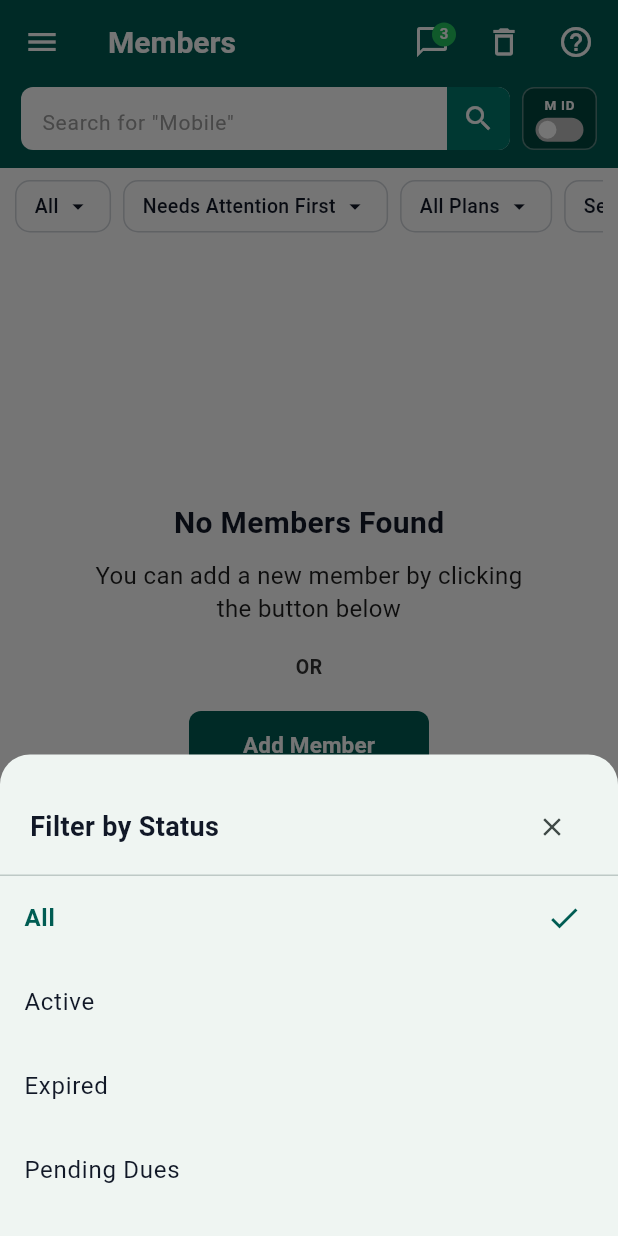
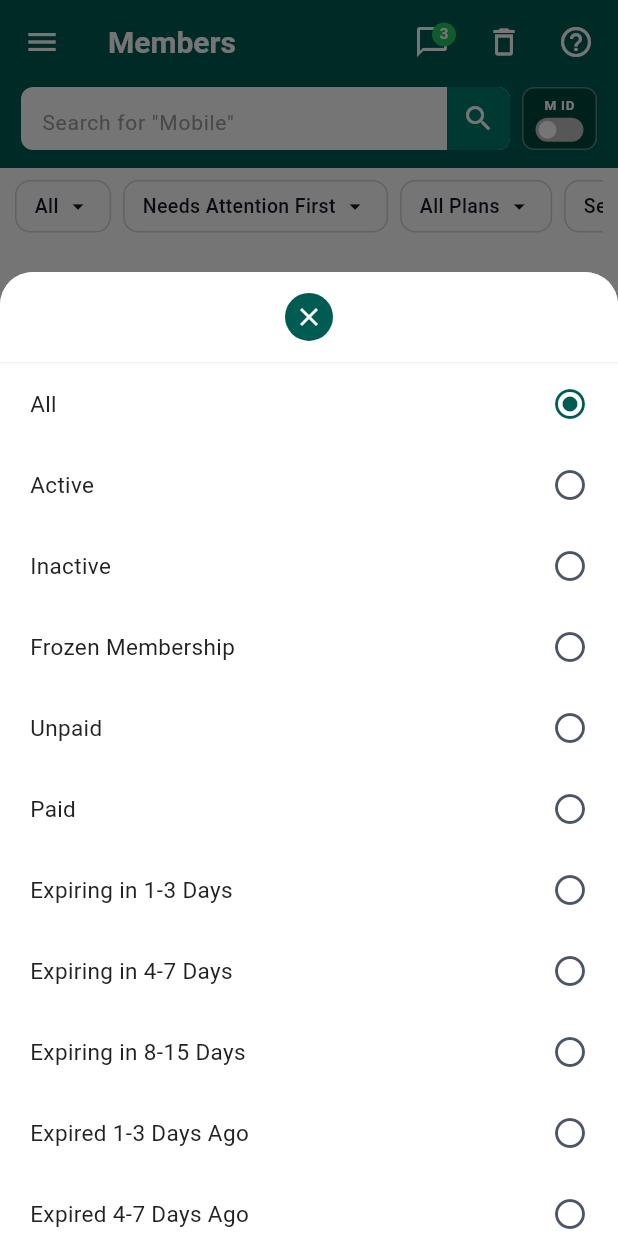
Before and after one commit to UDAYPSY/Gym-Manager, a Flutter app: the screen it shows after launch, after a tap on "All", on a phone screen of 412 x 824 dp. Run offline on Flutter 3.47's test engine with Material 3 defaults, Android fonts, the phone set to English and light mode, and no system bars.

Commit message:
feat(filters): implement exact All status filter modal with 23 options matching screenshots

```diff
--- a/lib/screens/members_screen.dart
+++ b/lib/screens/members_screen.dart
@@ -22,6 +22,32 @@ class _MembersScreenState extends State<MembersScreen> {
   String _filterAttention = 'Needs Attention First';
   String _filterPlan = 'All Plans';
   String _filterBatch = 'Select Batch';
+
+  static const List<String> statusFilterOptions = [
+    'All',
+    'Active',
+    'Inactive',
+    'Frozen Membership',
+    'Unpaid',
+    'Paid',
+    'Expiring in 1-3 Days',
+    'Expiring in 4-7 Days',
+    'Expiring in 8-15 Days',
+    'Expired 1-3 Days Ago',
+    'Expired 4-7 Days Ago',
+    'Birthday Today',
+    'Blocked',
+    'Expiring Today',
+    'Biometric Registered',
+    'PT Plan Expiring Today',
+    'PT Plan Expiring (1–3d)',
+    'PT Plan Expiring (4–7d)',
+    'PT Plan Expiring (8–15d)',
+    'Active PT Plans',
+    'Expired PT Plans',
+    'Total PT Plans',
+    'Include blocked & deleted',
+  ];
 
   @override
   void dispose() {
@@ -67,10 +93,41 @@ class _MembersScreenState extends State<MembersScreen> {
             }
           }
 
-          // Status filter
-          if (_filterStatus == 'Active' && m.status != MemberStatus.active) return false;
-          if (_filterStatus == 'Expired' && !m.isExpired) return false;
-          if (_filterStatus == 'Pending Dues' && !m.hasDues) return false;
+          // Status filter matching the 23 options
+          if (_filterStatus == 'Active' && (m.status != MemberStatus.active || m.isExpired)) return false;
+          if (_filterStatus == 'Inactive' && m.status == MemberStatus.active && !m.isExpired) return false;
+          if (_filterStatus == 'Frozen Membership' && !(m.notes?.toLowerCase().contains('frozen') ?? false)) return false;
+          if (_filterStatus == 'Unpaid' && !m.hasDues) return false;
+          if (_filterStatus == 'Paid' && (m.hasDues || m.amountPaid <= 0)) return false;
+          if (_filterStatus == 'Expiring in 1-3 Days' && (m.daysRemaining < 1 || m.daysRemaining > 3 || m.isExpired)) return false;
+          if (_filterStatus == 'Expiring in 4-7 Days' && (m.daysRemaining < 4 || m.daysRemaining > 7 || m.isExpired)) return false;
+          if (_filterStatus == 'Expiring in 8-15 Days' && (m.daysRemaining < 8 || m.daysRemaining > 15 || m.isExpired)) return false;
+          if (_filterStatus == 'Expired 1-3 Days Ago') {
+            if (!m.isExpired) return false;
+            final daysAgo = DateTime.now().difference(m.expiryDate).inDays;
+            if (daysAgo < 1 || daysAgo > 3) return false;
+          }
+          if (_filterStatus == 'Expired 4-7 Days Ago') {
+            if (!m.isExpired) return false;
+            final daysAgo = DateTime.now().difference(m.expiryDate).inDays;
+            if (daysAgo < 4 || daysAgo > 7) return false;
+          }
+          if (_filterStatus == 'Birthday Today') {
+            if (m.dob == null || m.dob!.isEmpty) return false;
+            final now = DateTime.now();
+            final todayStr = '${now.day.toString().padLeft(2, '0')}/${now.month.toString().padLeft(2, '0')}';
+            if (!m.dob!.startsWith(todayStr)) return false;
+          }
+          if (_filterStatus == 'Blocked' && m.status != MemberStatus.blocked) return false;
+          if (_filterStatus == 'Expiring Today' && (m.daysRemaining != 0 || m.isExpired)) return false;
+          if (_filterStatus == 'PT Plan Expiring Today' && (!m.planName.toLowerCase().contains('pt') || m.daysRemaining != 0 || m.isExpired)) return false;
+          if (_filterStatus == 'PT Plan Expiring (1–3d)' && (!m.planName.toLowerCase().contains('pt') || m.daysRemaining < 1 || m.daysRemaining > 3 || m.isExpired)) return false;
+          if (_filterStatus == 'PT Plan Expiring (4–7d)' && (!m.planName.toLowerCase().contains('pt') || m.daysRemaining < 4 || m.daysRemaining > 7 || m.isExpired)) return false;
+          if (_filterStatus == 'PT Plan Expiring (8–15d)' && (!m.planName.toLowerCase().contains('pt') || m.daysRemaining < 8 || m.daysRemaining > 15 || m.isExpired)) return false;
+          if (_filterStatus == 'Active PT Plans' && (!m.planName.toLowerCase().contains('pt') || m.isExpired)) return false;
+          if (_filterStatus == 'Expired PT Plans' && (!m.planName.toLowerCase().contains('pt') || !m.isExpired)) return false;
+          if (_filterStatus == 'Total PT Plans' && !m.planName.toLowerCase().contains('pt')) return false;
+          if (_filterStatus != 'Include blocked & deleted' && _filterStatus != 'Blocked' && m.status == MemberStatus.blocked) return false;
 
           // Attention filter
           if (_filterAttention == 'Expiring in 7 Days' && (m.daysRemaining > 7 || m.isExpired)) return false;
@@ -187,7 +244,7 @@ class _MembersScreenState extends State<MembersScreen> {
                                 style: const TextStyle(fontSize: 14, color: AppColors.textBlack),
                                 decoration: InputDecoration(
                                   hintText: _isMemberIdMode
-                                      ? 'Search for "Member ID"'
+                                      ? 'Search for "MembershipId"'
                                       : 'Search for "Mobile"',
                                   hintStyle: TextStyle(
                                     color: Colors.grey.shade500,
@@ -379,8 +436,7 @@ class _MembersScreenState extends State<MembersScreen> {
               onTap: () {
                 FilterBottomSheet.show(
                   context,
-                  title: 'Filter by Status',
-                  options: ['All', 'Active', 'Expired', 'Pending Dues'],
+                  options: statusFilterOptions,
                   selectedOption: _filterStatus,
                   onSelected: (val) => setState(() => _filterStatus = val),
                 );
@@ -392,7 +448,6 @@ class _MembersScreenState extends State<MembersScreen> {
               onTap: () {
                 FilterBottomSheet.show(
                   context,
-                  title: 'Attention Priority',
                   options: [
                     'Needs Attention First',
                     'Expiring in 7 Days',
@@ -410,7 +465,6 @@ class _MembersScreenState extends State<MembersScreen> {
               onTap: () {
                 FilterBottomSheet.show(
                   context,
-                  title: 'Filter by Plan',
                   options: [
                     'All Plans',
                     '1 Month Fitness',
@@ -429,7 +483,6 @@ class _MembersScreenState extends State<MembersScreen> {
               onTap: () {
                 FilterBottomSheet.show(
                   context,
-                  title: 'Filter by Batch',
                   options: ['Select Batch', 'Morning', 'Evening', 'General Day', '24/7 Access'],
                   selectedOption: _filterBatch,
                   onSelected: (val) => setState(() => _filterBatch = val),
--- a/lib/widgets/filter_bottom_sheet.dart
+++ b/lib/widgets/filter_bottom_sheet.dart
@@ -2,14 +2,12 @@ import 'package:flutter/material.dart';
 import '../constants/app_colors.dart';
 
 class FilterBottomSheet extends StatelessWidget {
-  final String title;
   final List<String> options;
   final String selectedOption;
   final ValueChanged<String> onSelected;
 
   const FilterBottomSheet({
     Key? key,
-    required this.title,
     required this.options,
     required this.selectedOption,
     required this.onSelected,
@@ -17,18 +15,18 @@ class FilterBottomSheet extends StatelessWidget {
 
   static void show(
     BuildContext context, {
-    required String title,
     required List<String> options,
     required String selectedOption,
     required ValueChanged<String> onSelected,
   }) {
     showModalBottomSheet(
       context: context,
+      isScrollControlled: true,
+      backgroundColor: Colors.white,
       shape: const RoundedRectangleBorder(
-        borderRadius: BorderRadius.vertical(top: Radius.circular(20)),
+        borderRadius: BorderRadius.vertical(top: Radius.circular(22)),
       ),
       builder: (ctx) => FilterBottomSheet(
-        title: title,
         options: options,
         selectedOption: selectedOption,
         onSelected: onSelected,
@@ -38,53 +36,89 @@ class FilterBottomSheet extends StatelessWidget {
 
   @override
   Widget build(BuildContext context) {
+    final screenHeight = MediaQuery.of(context).size.height;
+
     return SafeArea(
-      child: Padding(
-        padding: const EdgeInsets.symmetric(vertical: 16),
+      top: false,
+      child: Container(
+        constraints: BoxConstraints(
+          maxHeight: screenHeight * 0.78,
+        ),
+        decoration: const BoxDecoration(
+          color: Colors.white,
+          borderRadius: BorderRadius.vertical(top: Radius.circular(22)),
+        ),
         child: Column(
           mainAxisSize: MainAxisSize.min,
-          crossAxisAlignment: CrossAxisAlignment.start,
           children: [
+            // Centered circular teal close button
             Padding(
-              padding: const EdgeInsets.symmetric(horizontal: 20, vertical: 8),
-              child: Row(
-                mainAxisAlignment: MainAxisAlignment.spaceBetween,
-                children: [
-                  Text(
-                    title,
-                    style: const TextStyle(
-                      fontSize: 18,
-                      fontWeight: FontWeight.bold,
-                      color: AppColors.textBlack,
+              padding: const EdgeInsets.symmetric(vertical: 14),
+              child: Center(
+                child: GestureDetector(
+                  onTap: () => Navigator.pop(context),
+                  child: Container(
+                    width: 32,
+                    height: 32,
+                    decoration: const BoxDecoration(
+                      color: AppColors.primaryTeal,
+                      shape: BoxShape.circle,
+                    ),
+                    child: const Icon(
+                      Icons.close,
+                      color: Colors.white,
+                      size: 20,
                     ),
                   ),
-                  IconButton(
-                    icon: const Icon(Icons.close, size: 20),
-                    onPressed: () => Navigator.pop(context),
-                  ),
-                ],
+                ),
               ),
             ),
-            const Divider(height: 1),
-            ...options.map((opt) {
-              final isSelected = opt == selectedOption;
-              return ListTile(
-                title: Text(
-                  opt,
-                  style: TextStyle(
-                    fontWeight: isSelected ? FontWeight.bold : FontWeight.normal,
-                    color: isSelected ? AppColors.primaryTeal : AppColors.textBlack,
-                  ),
-                ),
-                trailing: isSelected
-                    ? const Icon(Icons.check, color: AppColors.primaryTeal)
-                    : null,
-                onTap: () {
-                  onSelected(opt);
-                  Navigator.pop(context);
+            const Divider(height: 1, thickness: 1, color: Color(0xFFF0F0F0)),
+
+            // Scrollable list of filter options with radio buttons
+            Flexible(
+              child: ListView.builder(
+                shrinkWrap: true,
+                itemCount: options.length,
+                itemBuilder: (context, index) {
+                  final opt = options[index];
+                  final isSelected = opt == selectedOption;
+
+                  return InkWell(
+                    onTap: () {
+                      onSelected(opt);
+                      Navigator.pop(context);
+                    },
+                    child: Padding(
+                      padding: const EdgeInsets.symmetric(horizontal: 20, vertical: 15),
+                      child: Row(
+                        children: [
+                          Expanded(
+                            child: Text(
+                              opt,
+                              style: const TextStyle(
+                                fontSize: 15,
+                                color: Color(0xFF222222),
+                                fontWeight: FontWeight.normal,
+                              ),
+                            ),
+                          ),
+                          Icon(
+                            isSelected
+                                ? Icons.radio_button_checked
+                                : Icons.radio_button_unchecked,
+                            color: isSelected
+                                ? AppColors.primaryTeal
+                                : const Color(0xFF4B5563),
+                            size: 24,
+                          ),
+                        ],
+                      ),
+                    ),
+                  );
                 },
-              );
-            }).toList(),
+              ),
+            ),
           ],
         ),
       ),
```
Also changed, not shown: 1 other file.
